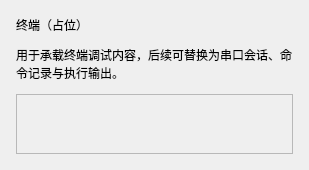
The window that ui/terminalpage.ui (Aclass-Tools/Ademo) describes before a commit, drawn with Qt 5.
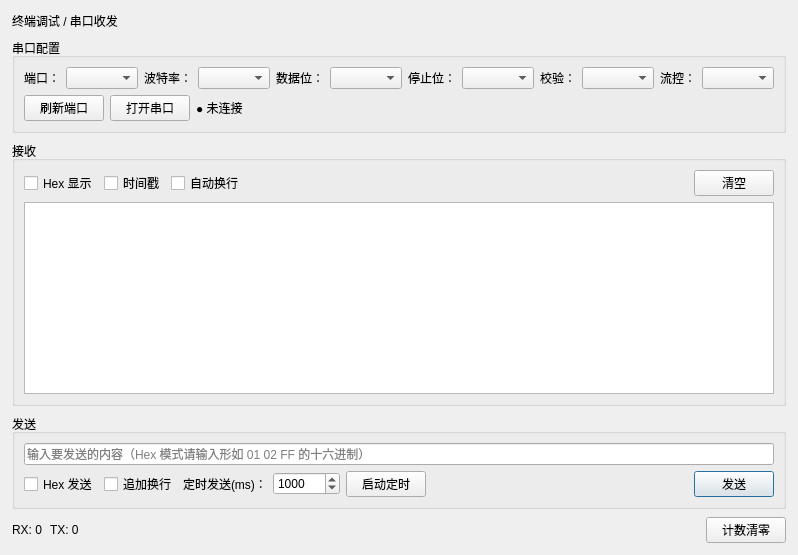
The same window after the commit.

What changed in the file:
```diff
--- a/ui/terminalpage.ui
+++ b/ui/terminalpage.ui
@@ -2,70 +2,106 @@
 <ui version="4.0">
  <class>TerminalPage</class>
  <widget class="QWidget" name="TerminalPage">
-  <layout class="QVBoxLayout" name="verticalLayout">
-   <property name="spacing">
-    <number>12</number>
-   </property>
-   <property name="leftMargin">
-    <number>16</number>
-   </property>
-   <property name="topMargin">
-    <number>16</number>
-   </property>
-   <property name="rightMargin">
-    <number>16</number>
-   </property>
-   <property name="bottomMargin">
-    <number>16</number>
-   </property>
+  <layout class="QVBoxLayout" name="rootLayout">
+   <property name="spacing"><number>8</number></property>
+   <property name="leftMargin"><number>12</number></property>
+   <property name="topMargin"><number>12</number></property>
+   <property name="rightMargin"><number>12</number></property>
+   <property name="bottomMargin"><number>12</number></property>
+
+   <!-- 标题 -->
    <item>
     <widget class="QLabel" name="titleLabel">
-     <property name="text">
-      <string>终端（占位）</string>
-     </property>
-     <property name="alignment">
-      <set>Qt::AlignLeft|Qt::AlignVCenter</set>
-     </property>
+     <property name="text"><string>终端调试 / 串口收发</string></property>
     </widget>
    </item>
+
+   <!-- 串口参数配置区 -->
    <item>
-    <widget class="QLabel" name="descLabel">
-     <property name="text">
-      <string>用于承载终端调试内容，后续可替换为串口会话、命令记录与执行输出。</string>
-     </property>
-     <property name="alignment">
-      <set>Qt::AlignLeft|Qt::AlignVCenter</set>
-     </property>
-     <property name="wordWrap">
-      <bool>true</bool>
-     </property>
+    <widget class="QGroupBox" name="configGroup">
+     <property name="title"><string>串口配置</string></property>
+     <layout class="QGridLayout" name="configLayout" columnstretch="0,1,0,1,0,1,0,1,0,1,0,0">
+      <item row="0" column="0"><widget class="QLabel" name="portNameLabel"><property name="text"><string>端口：</string></property></widget></item>
+      <item row="0" column="1"><widget class="QComboBox" name="portNameCombo"/></item>
+      <item row="0" column="2"><widget class="QLabel" name="baudLabel"><property name="text"><string>波特率：</string></property></widget></item>
+      <item row="0" column="3"><widget class="QComboBox" name="baudCombo"/></item>
+      <item row="0" column="4"><widget class="QLabel" name="dataBitsLabel"><property name="text"><string>数据位：</string></property></widget></item>
+      <item row="0" column="5"><widget class="QComboBox" name="dataBitsCombo"/></item>
+      <item row="0" column="6"><widget class="QLabel" name="stopBitsLabel"><property name="text"><string>停止位：</string></property></widget></item>
+      <item row="0" column="7"><widget class="QComboBox" name="stopBitsCombo"/></item>
+      <item row="0" column="8"><widget class="QLabel" name="parityLabel"><property name="text"><string>校验：</string></property></widget></item>
+      <item row="0" column="9"><widget class="QComboBox" name="parityCombo"/></item>
+      <item row="0" column="10"><widget class="QLabel" name="flowLabel"><property name="text"><string>流控：</string></property></widget></item>
+      <item row="0" column="11"><widget class="QComboBox" name="flowCombo"/></item>
+      <item row="1" column="0" colspan="12">
+       <layout class="QHBoxLayout" name="configBtnLayout">
+        <item><widget class="QPushButton" name="refreshPortsButton"><property name="text"><string>刷新端口</string></property></widget></item>
+        <item><widget class="QPushButton" name="openPortButton"><property name="text"><string>打开串口</string></property></widget></item>
+        <item><widget class="QLabel" name="connStatusLabel"><property name="text"><string>● 未连接</string></property></widget></item>
+        <item><spacer name="configSpacer"><property name="orientation"><enum>Qt::Horizontal</enum></property><property name="sizeHint" stdset="0"><size><width>40</width><height>20</height></size></property></spacer></item>
+       </layout>
+      </item>
+     </layout>
     </widget>
    </item>
+
+   <!-- 接收区 -->
    <item>
-    <widget class="QFrame" name="panelFrame">
-     <property name="frameShape">
-      <enum>QFrame::StyledPanel</enum>
-     </property>
-     <property name="frameShadow">
-      <enum>QFrame::Plain</enum>
-     </property>
-     <layout class="QVBoxLayout" name="verticalLayoutPanel">
+    <widget class="QGroupBox" name="recvGroup">
+     <property name="title"><string>接收</string></property>
+     <layout class="QVBoxLayout" name="recvLayout">
       <item>
-       <spacer name="verticalSpacerPanel">
-        <property name="orientation">
-         <enum>Qt::Vertical</enum>
-        </property>
-        <property name="sizeHint" stdset="0">
-         <size>
-          <width>20</width>
-          <height>40</height>
-         </size>
-        </property>
-       </spacer>
+       <layout class="QHBoxLayout" name="recvToolbar">
+        <item><widget class="QCheckBox" name="recvHexCheck"><property name="text"><string>Hex 显示</string></property></widget></item>
+        <item><widget class="QCheckBox" name="recvTimestampCheck"><property name="text"><string>时间戳</string></property></widget></item>
+        <item><widget class="QCheckBox" name="recvAutoNewlineCheck"><property name="text"><string>自动换行</string></property></widget></item>
+        <item><spacer name="recvToolbarSpacer"><property name="orientation"><enum>Qt::Horizontal</enum></property><property name="sizeHint" stdset="0"><size><width>40</width><height>20</height></size></property></spacer></item>
+        <item><widget class="QPushButton" name="recvClearButton"><property name="text"><string>清空</string></property></widget></item>
+       </layout>
       </item>
+      <item>
+       <widget class="QTextEdit" name="recvTextEdit">
+        <property name="readOnly"><bool>true</bool></property>
+       </widget>
+      </item>
      </layout>
     </widget>
    </item>
+
+   <!-- 发送区 -->
+   <item>
+    <widget class="QGroupBox" name="sendGroup">
+     <property name="title"><string>发送</string></property>
+     <layout class="QVBoxLayout" name="sendLayout">
+      <item>
+       <widget class="QLineEdit" name="sendLineEdit">
+        <property name="placeholderText"><string>输入要发送的内容（Hex 模式请输入形如 01 02 FF 的十六进制）</string></property>
+       </widget>
+      </item>
+      <item>
+       <layout class="QHBoxLayout" name="sendToolbar">
+        <item><widget class="QCheckBox" name="sendHexCheck"><property name="text"><string>Hex 发送</string></property></widget></item>
+        <item><widget class="QCheckBox" name="sendNewlineCheck"><property name="text"><string>追加换行</string></property></widget></item>
+        <item><widget class="QLabel" name="timerLabel"><property name="text"><string>定时发送(ms)：</string></property></widget></item>
+        <item><widget class="QSpinBox" name="timerIntervalSpin"><property name="minimum"><number>10</number></property><property name="maximum"><number>600000</number></property><property name="value"><number>1000</number></property></widget></item>
+        <item><widget class="QPushButton" name="timerToggleButton"><property name="text"><string>启动定时</string></property><property name="checkable"><bool>true</bool></property></widget></item>
+        <item><spacer name="sendToolbarSpacer"><property name="orientation"><enum>Qt::Horizontal</enum></property><property name="sizeHint" stdset="0"><size><width>40</width><height>20</height></size></property></spacer></item>
+        <item><widget class="QPushButton" name="sendButton"><property name="text"><string>发送</string></property><property name="default"><bool>true</bool></property></widget></item>
+       </layout>
+      </item>
+     </layout>
+    </widget>
+   </item>
+
+   <!-- 状态统计区 -->
+   <item>
+    <layout class="QHBoxLayout" name="statusLayout">
+     <item><widget class="QLabel" name="rxCountLabel"><property name="text"><string>RX: 0</string></property></widget></item>
+     <item><widget class="QLabel" name="txCountLabel"><property name="text"><string>TX: 0</string></property></widget></item>
+     <item><spacer name="statusSpacer"><property name="orientation"><enum>Qt::Horizontal</enum></property><property name="sizeHint" stdset="0"><size><width>40</width><height>20</height></size></property></spacer></item>
+     <item><widget class="QPushButton" name="resetCountButton"><property name="text"><string>计数清零</string></property></widget></item>
+    </layout>
+   </item>
   </layout>
  </widget>
  <resources/>
```
